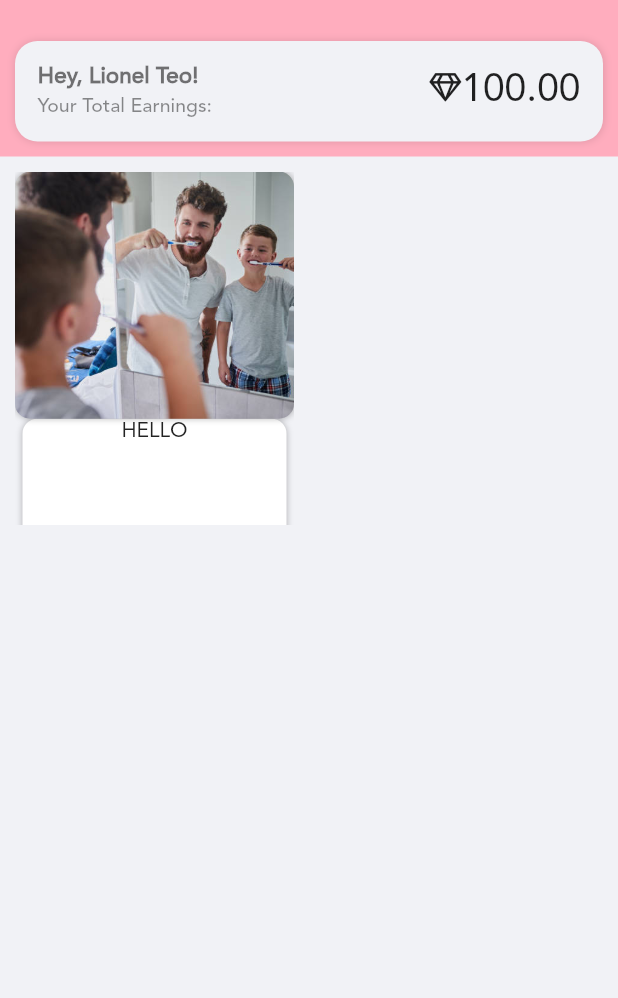
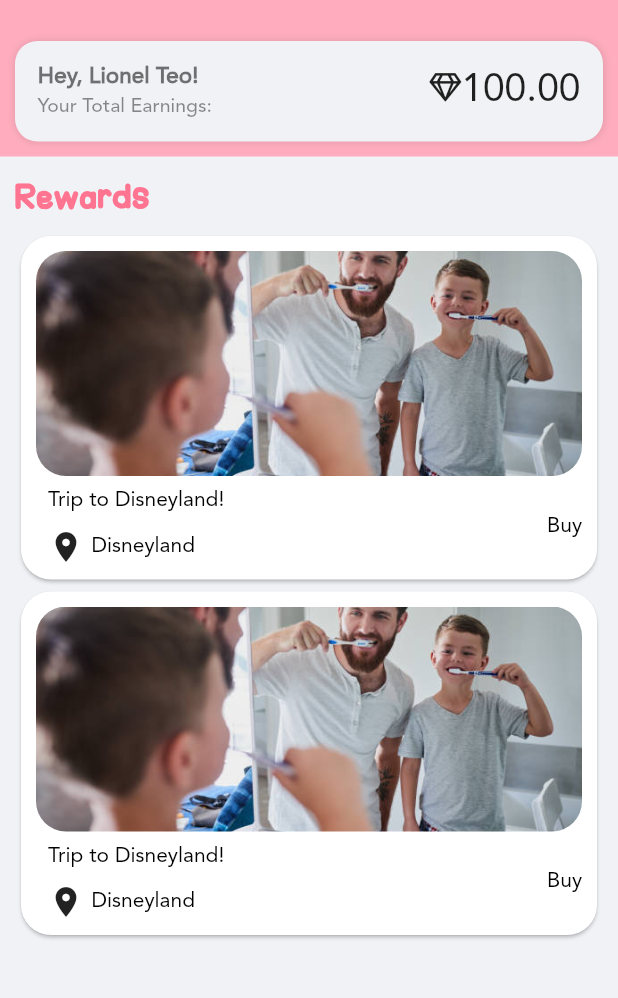
Before and after one commit to lioneltjr/task_mi, a Flutter app: the RewardsScreen screen opened by its route, on a phone screen of 412 x 824 dp, the part 73-1071 px from its top. Run offline on Flutter 3.47's test engine with Material 2 defaults, Android fonts, the phone set to English and light mode, and no system bars; our stand-ins replace cloud_firestore, firebase_auth, font_awesome_flutter, simple_animations; accounts and stored records are empty; key blocks and very long unbroken strings in the code were emptied for the run.

Commit message:
Minor changes

```diff
--- /dev/null
+++ b/lib/components/RewardsWidget.dart
@@ -0,0 +1,77 @@
+import 'package:flutter/material.dart';
+
+class RewardsWidget extends StatelessWidget {
+  @override
+  Widget build(BuildContext context) {
+    return Card(
+      elevation: 1,
+      color: Colors.white,
+      shape: RoundedRectangleBorder(
+          borderRadius: BorderRadius.all(Radius.circular(20))),
+      child: Padding(
+        padding: const EdgeInsets.all(10),
+        child: Column(
+          crossAxisAlignment: CrossAxisAlignment.stretch,
+          children: <Widget>[
+            ClipRRect(
+              borderRadius: BorderRadius.all(
+                Radius.circular(20),
+              ),
+              child: Image.asset(
+                'assets/images/brushteeth.jpg',
+                height: 150,
+                fit: BoxFit.fitWidth,
+              ),
+            ),
+            Padding(
+              padding: const EdgeInsets.only(top: 8.0, left: 8.0),
+              child: Row(
+                children: <Widget>[
+                  Expanded(
+                    flex: 3,
+                    child: Column(
+                      crossAxisAlignment: CrossAxisAlignment.start,
+                      children: <Widget>[
+                        Text(
+                          'Trip to Disneyland!',
+                          style: TextStyle(
+                            color: Colors.black,
+                          ),
+                        ),
+                        SizedBox(
+                          height: 10,
+                        ),
+                        FittedBox(
+                          child: Row(
+                            children: <Widget>[
+                              Icon(Icons.location_on),
+                              SizedBox(
+                                width: 5,
+                              ),
+                              Text(
+                                'Disneyland',
+                                style: TextStyle(
+                                  color: Colors.black,
+                                ),
+                              ),
+                            ],
+                          ),
+                        ),
+                      ],
+                    ),
+                  ),
+                  Expanded(
+                    flex: 1,
+                    child: Text('Buy',
+                        textAlign: TextAlign.right,
+                        style: TextStyle(color: Colors.black)),
+                  ),
+                ],
+              ),
+            ),
+          ],
+        ),
+      ),
+    );
+  }
+}
--- a/lib/screens/home_screen.dart
+++ b/lib/screens/home_screen.dart
@@ -5,13 +5,44 @@ import 'package:taskme/components/ItemWidget.dart';
 import 'package:taskme/screens/mainNav.dart';
 import 'package:taskme/components/constants.dart';
 import 'package:font_awesome_flutter/font_awesome_flutter.dart';
+import 'package:firebase_auth/firebase_auth.dart';
 
-class HomeScreen extends StatelessWidget {
+class HomeScreen extends StatefulWidget {
+  @override
+  _HomeScreenState createState() => _HomeScreenState();
+}
+
+class _HomeScreenState extends State<HomeScreen> {
+  final _auth = FirebaseAuth.instance;
+
+  FirebaseUser loggedInUser;
+
+  @override
+  void initState() {
+    // TODO: implement initState
+    super.initState();
+    getCurrentUser();
+  }
+
+  void getCurrentUser() async{
+    try {
+      final user = await _auth.currentUser();
+      if (user != null) {
+        loggedInUser = user;
+        //print(loggedInUser.email);
+      }
+    }
+    catch(e){
+      print(e);
+    }
+  }
+
   final List<Widget> workouts = [
     ItemWidget(image: 'assets/images/brushteeth.jpg',title: 'Brush your teeth!',difficulty: 'Beginner',points: 10,tag: '3',),
     ItemWidget(image: 'assets/images/preparedinner.jpg',title: 'Help to prepare dinner!',difficulty: 'Intermediate',points: 20,tag: '2',),
     ItemWidget(image: 'assets/images/walkpet.jpg',title: 'Walk the dog!',difficulty: 'Easy',points: 15,tag: '4',),
   ];
+
   @override
   Widget build(BuildContext context) {
     return Scaffold(
--- a/lib/screens/rewards_screen.dart
+++ b/lib/screens/rewards_screen.dart
@@ -1,16 +1,17 @@
 import 'package:flutter/cupertino.dart';
 import 'package:flutter/material.dart';
 import 'package:flutter/painting.dart';
+import 'package:taskme/components/RewardsWidget.dart';
 import 'package:taskme/components/constants.dart';
 import 'package:font_awesome_flutter/font_awesome_flutter.dart';
 
 class RewardsScreen extends StatefulWidget {
-
   @override
   _RewardsScreenState createState() => _RewardsScreenState();
 }
 
-class _RewardsScreenState extends State<RewardsScreen> with SingleTickerProviderStateMixin {
+class _RewardsScreenState extends State<RewardsScreen>
+    with SingleTickerProviderStateMixin {
   AnimationController _controller;
   bool _selectedCategory = true;
   Animation animation;
@@ -25,7 +26,7 @@ class _RewardsScreenState extends State<RewardsScreen> with SingleTickerProvider
     );
     animation = CurvedAnimation(parent: _controller, curve: Curves.easeIn);
     _controller.forward(from: 0);
-    _controller.addListener((){
+    _controller.addListener(() {
       setState(() {});
     });
   }
@@ -46,7 +47,7 @@ class _RewardsScreenState extends State<RewardsScreen> with SingleTickerProvider
               children: <Widget>[
                 InkWell(
                   borderRadius: BorderRadius.circular(50),
-                  onTap: (){},
+                  onTap: () {},
                   child: IconButton(
                     icon: Icon(
                       Icons.notifications_none,
@@ -56,7 +57,7 @@ class _RewardsScreenState extends State<RewardsScreen> with SingleTickerProvider
                 ),
                 InkWell(
                   borderRadius: BorderRadius.circular(10),
-                  onTap: (){},
+                  onTap: () {},
                   child: Row(
                     mainAxisAlignment: MainAxisAlignment.end,
                     crossAxisAlignment: CrossAxisAlignment.center,
@@ -66,13 +67,12 @@ class _RewardsScreenState extends State<RewardsScreen> with SingleTickerProvider
                         height: 35,
                         decoration: BoxDecoration(
                             image: DecorationImage(
-                                image: AssetImage('assets/images/task_mi_logo.png'),
-                                fit: BoxFit.fill
-                            )
-                        ),
+                                image: AssetImage(
+                                    'assets/images/task_mi_logo.png'),
+                                fit: BoxFit.fill)),
                       ),
                       Padding(
-                        padding: const EdgeInsets.only(top:8.0),
+                        padding: const EdgeInsets.only(top: 8.0),
                         child: Text(
                           'Task Mi!',
                           style: TextStyle(
@@ -82,16 +82,15 @@ class _RewardsScreenState extends State<RewardsScreen> with SingleTickerProvider
                               wordSpacing: 0,
                               letterSpacing: 0,
                               shadows: [
-                                Shadow( // bottomLeft
+                                Shadow(
+                                    // bottomLeft
                                     offset: Offset(-0.2, -0.2),
-                                    color: Global.purple
-                                ),
-                                Shadow( // bottomLeft
+                                    color: Global.purple),
+                                Shadow(
+                                    // bottomLeft
                                     offset: Offset(0.2, 0.2),
-                                    color: Global.purple
-                                ),
-                              ]
-                          ),
+                                    color: Global.purple),
+                              ]),
                         ),
                       ),
                     ],
@@ -99,9 +98,9 @@ class _RewardsScreenState extends State<RewardsScreen> with SingleTickerProvider
                 ),
                 InkWell(
                   borderRadius: BorderRadius.circular(50),
-                  onTap: (){},
+                  onTap: () {},
                   child: IconButton(
-                    onPressed:(){},
+                    onPressed: () {},
                     icon: FaIcon(
                       FontAwesomeIcons.commentDots,
                       color: Global.white,
@@ -139,13 +138,9 @@ class _RewardsScreenState extends State<RewardsScreen> with SingleTickerProvider
                             boxShadow: [
                               BoxShadow(
                                   color: Colors.black12,
-                                  offset: Offset(
-                                      0.3,0.3
-                                  ),
-                                  blurRadius: 4
-                              )
-                            ]
-                        ),
+                                  offset: Offset(0.3, 0.3),
+                                  blurRadius: 4)
+                            ]),
                         child: Row(
                           mainAxisAlignment: MainAxisAlignment.spaceBetween,
                           children: <Widget>[
@@ -158,8 +153,7 @@ class _RewardsScreenState extends State<RewardsScreen> with SingleTickerProvider
                                   style: TextStyle(
                                       fontSize: 15,
                                       fontWeight: FontWeight.w900,
-                                      color: Colors.black54
-                                  ),
+                                      color: Colors.black54),
                                 ),
                                 SizedBox(height: 3),
                                 Text(
@@ -167,8 +161,7 @@ class _RewardsScreenState extends State<RewardsScreen> with SingleTickerProvider
                                   style: TextStyle(
                                       fontSize: 13,
                                       fontWeight: FontWeight.bold,
-                                      color: Colors.black45
-                                  ),
+                                      color: Colors.black45),
                                 ),
                               ],
                             ),
@@ -177,7 +170,7 @@ class _RewardsScreenState extends State<RewardsScreen> with SingleTickerProvider
                               crossAxisAlignment: CrossAxisAlignment.start,
                               children: <Widget>[
                                 Padding(
-                                  padding: const EdgeInsets.only(top:3.0),
+                                  padding: const EdgeInsets.only(top: 3.0),
                                   child: FaIcon(
                                     FontAwesomeIcons.gem,
                                     size: 19,
@@ -198,76 +191,39 @@ class _RewardsScreenState extends State<RewardsScreen> with SingleTickerProvider
                         ),
                       ),
                     ),
-
                   ],
                 ),
               ),
-              Padding(
-                padding: const EdgeInsets.all(10.0),
-                child: Container(
-                width: MediaQuery.of(context).size.width/2 - 20,
-                  height: MediaQuery.of(context).size.height/3.5,
-                  child: Stack(
+              SingleChildScrollView(
+                child: Padding(
+                  padding: const EdgeInsets.symmetric(horizontal:10.0),
+                  child: Column(
+                    crossAxisAlignment: CrossAxisAlignment.start,
                     children: <Widget>[
-                      Positioned(
-                        left:5,
-                        top:MediaQuery.of(context).size.height/5,
-                        child: Container(
-                          width: MediaQuery.of(context).size.width/2 - 30,
-                          height: MediaQuery.of(context).size.height/3.5,
-                          decoration: BoxDecoration(
-                            color: Colors.white,
-                            borderRadius: BorderRadius.circular(10),
-                              boxShadow: [
-                                BoxShadow(
-                                    color: Colors.black26,
-                                    offset: Offset(
-                                        0.2,0.2
-                                    ),
-                                    blurRadius: 3
-                                )
-                              ]
-                          ),
-                          child: Column(
-                            children: <Widget>[
-                              Text('HELLO')
-                            ],
-                          ),
-                        ),
-                      ),
-                      Positioned(
-                        top:0,
-                        child: Container(
-                          width: MediaQuery.of(context).size.width/2-20,
-                          height: MediaQuery.of(context).size.height/5,
-                          decoration: BoxDecoration(
-                              borderRadius: BorderRadius.circular(10),
-                              image: DecorationImage(
-                                  image: Image.asset('assets/images/brushteeth.jpg').image,
-                                  fit: BoxFit.cover
-                              ),
-                              boxShadow: [
-                                BoxShadow(
-                                    color: Colors.black26,
-                                    offset: Offset(
-                                        0.2,0.2
-                                    ),
-                                    blurRadius: 3
-                                )
-                              ]
-                          ),
-                        ),
-                      ),
+                      SizedBox(height:15),
+                      Text(
+                        'Rewards',
+                        style: TextStyle(
+                            fontSize: 22,
+                            fontWeight: FontWeight.w900,
+                            fontFamily: 'HappyMarker',
+                            color: Global.hotpink
+                        ),),
+                      SizedBox(height: 10),
+                      RewardsWidget(),
+                      RewardsWidget(),
                     ],
                   ),
                 ),
               ),
+
             ],
           ),
         ],
       ),
     );
   }
+
   @override
   void dispose() {
     // TODO: implement dispose
```
